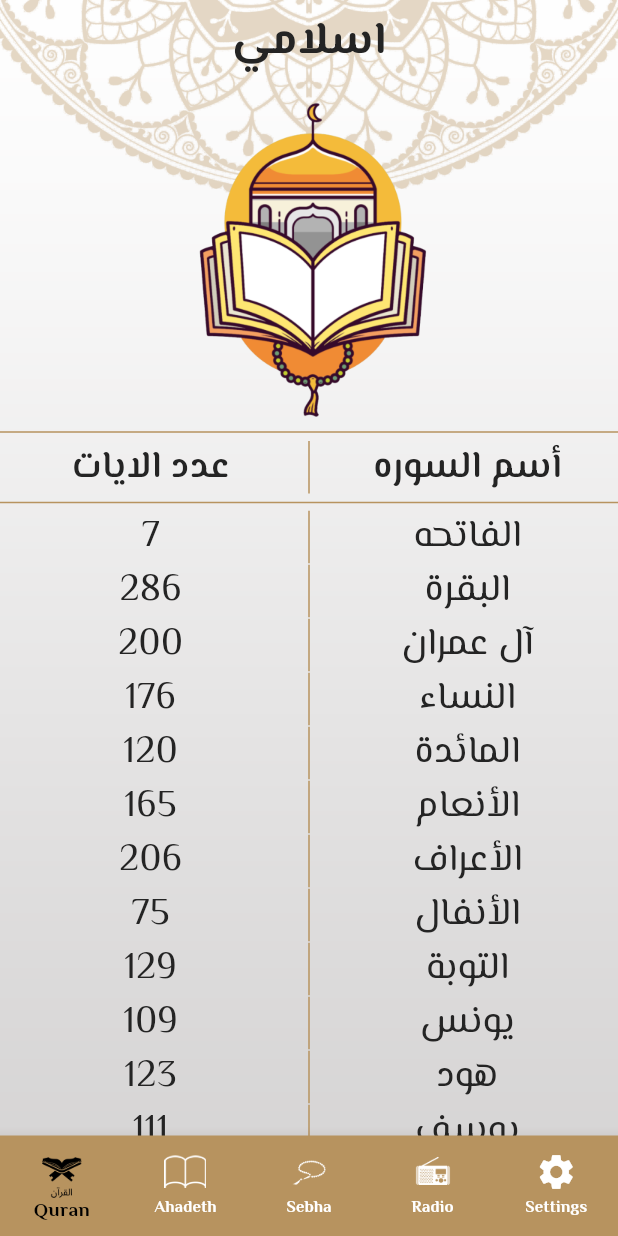
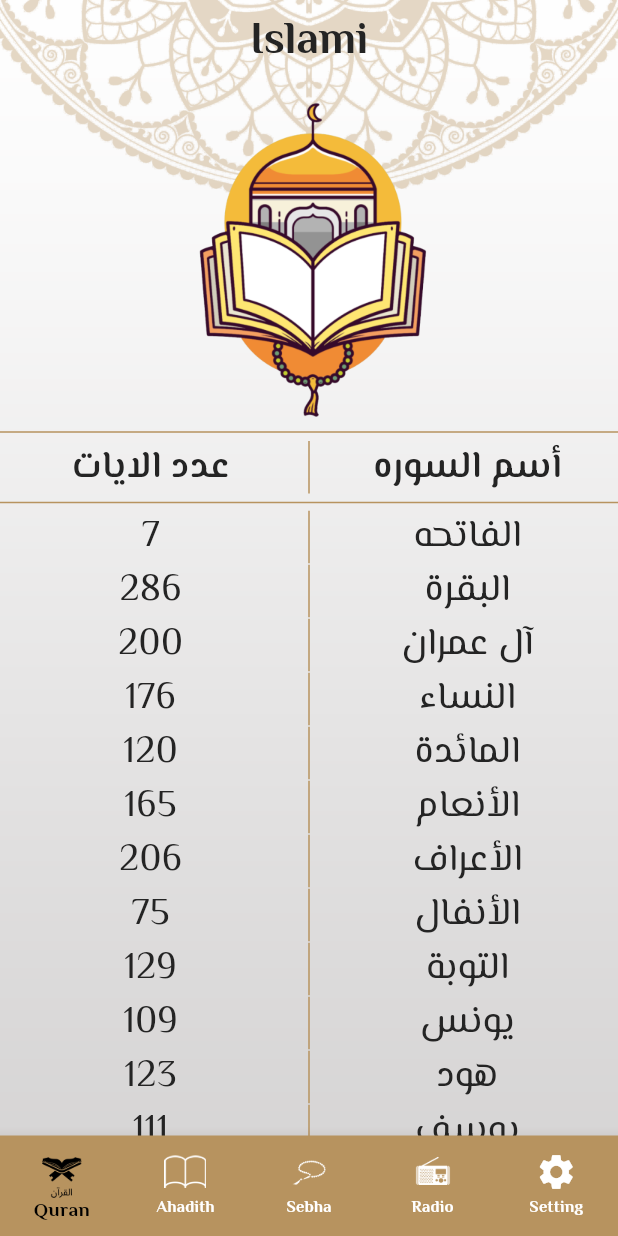
Before and after one commit to Waliedeltanany/Islami_App, a Flutter app: the screen it shows after launch, on a phone screen of 412 x 824 dp. Run offline on Flutter 3.47's test engine with Material 3 defaults, Android fonts, the light colour scheme and no system bars; generated files the repository leaves out were written again.

Commit message:
init Islamic App * adding splash view * adding layout view

```diff
--- /dev/null
+++ b/l10n.yaml
@@ -0,0 +1,3 @@
+arb-dir: lib/l10n
+template-arb-file: app_en.arb
+output-localization-file: app_localizations.dart
--- /dev/null
+++ b/lib/l10n/app_ar.arb
@@ -0,0 +1,8 @@
+{
+"islami": "اسلامي",
+"quran": "قراّن",
+"ahadith": "أحاديث",
+"sebha": "سبحه",
+"radio": "راديو",
+"setting": "الاعدادات",
+}
--- /dev/null
+++ b/lib/l10n/app_en.arb
@@ -0,0 +1,8 @@
+{
+"islami": "Islami",
+"quran": "Quran",
+"ahadith": "Ahadith",
+"sebha": "Sebha",
+"radio": "Radio",
+"setting": "Setting",
+}
--- a/lib/layout/layout_view.dart
+++ b/lib/layout/layout_view.dart
@@ -1,4 +1,5 @@
 import 'package:flutter/material.dart';
+import 'package:flutter_gen/gen_l10n/app_localizations.dart';
 import 'package:islamic_app/core/theme/application_theme.dart';
 import 'package:islamic_app/moduls/ahadith/ahadith_view.dart';
 import 'package:islamic_app/moduls/quran/quran_view.dart';
@@ -27,6 +28,9 @@ class _LayoutViewState extends State<LayoutView> {
 
   @override
   Widget build(BuildContext context) {
+    var theme = Theme.of(context);
+    var lang = AppLocalizations.of(context)!;
+
     return Container(
       decoration: const BoxDecoration(
           image: DecorationImage(
@@ -36,9 +40,7 @@ class _LayoutViewState extends State<LayoutView> {
       child: Scaffold(
         appBar: AppBar(
           centerTitle: true,
-          title: const Text(
-            "اسلامي",
-          ),
+          title: Text(lang.islami),
         ),
         body: screensList[selectedIndex],
         //Button Navigation bar: Buttons that appear below the screen body
@@ -53,33 +55,33 @@ class _LayoutViewState extends State<LayoutView> {
           backgroundColor: ApplicationThemeManager.primaryColor,
           //Items: List of buttons navigation bar items and it must contain at least two items
           items: [
-            const BottomNavigationBarItem(
+            BottomNavigationBarItem(
               icon: ImageIcon(
                 AssetImage("assets/icons/quran.png"),
               ),
-              label: "Quran",
+              label: lang.quran,
             ),
-            const BottomNavigationBarItem(
+            BottomNavigationBarItem(
               icon: ImageIcon(
                 AssetImage("assets/icons/quran-quran-svgrepo-com.png"),
               ),
-              label: "Ahadeth",
+              label: lang.ahadith,
             ),
-            const BottomNavigationBarItem(
+            BottomNavigationBarItem(
               icon: ImageIcon(
                 AssetImage("assets/icons/sebha.png"),
               ),
-              label: "Sebha",
+              label: lang.sebha,
             ),
-            const BottomNavigationBarItem(
+            BottomNavigationBarItem(
               icon: ImageIcon(
                 AssetImage("assets/icons/radio.png"),
               ),
-              label: "Radio",
+              label: lang.radio,
             ),
-            const BottomNavigationBarItem(
+            BottomNavigationBarItem(
               icon: Icon(Icons.settings),
-              label: "Settings",
+              label: lang.setting,
             ),
           ],
         ),
--- a/lib/main.dart
+++ b/lib/main.dart
@@ -1,4 +1,5 @@
 import 'package:flutter/material.dart';
+import 'package:flutter_gen/gen_l10n/app_localizations.dart';
 import 'package:islamic_app/core/theme/application_theme.dart';
 import 'package:islamic_app/layout/layout_view.dart';
 import 'package:islamic_app/moduls/ahadith/ahadith_details_view.dart';
@@ -25,6 +26,9 @@ class MyApp extends StatelessWidget {
     return MaterialApp(
       theme: ApplicationThemeManager.lightTheme,
       debugShowCheckedModeBanner: false,
+      locale: Locale("en"),
+      localizationsDelegates: AppLocalizations.localizationsDelegates,
+      supportedLocales: AppLocalizations.supportedLocales,
       initialRoute: SplashView.routeName,
       routes: {
         // Define your routes here (Callback function returns object from type SplashView)
--- a/lib/moduls/ahadith/ahadith_view.dart
+++ b/lib/moduls/ahadith/ahadith_view.dart
@@ -62,6 +62,7 @@ class _AhadithViewState extends State<AhadithView> {
       String bodyContent = singleHadithData.substring(indexLength + 1);
       HadithData hadithData =
           HadithData(title: title, bodyContent: bodyContent);
+      setState(() {});
       hadithDataList.add(hadithData);
     }
   }
--- a/lib/moduls/quran/quran_view.dart
+++ b/lib/moduls/quran/quran_view.dart
@@ -1,4 +1,5 @@
 import 'package:flutter/material.dart';
+import 'package:flutter_gen/gen_l10n/app_localizations.dart';
 import 'package:islamic_app/moduls/quran/quran_details_view.dart';
 import 'package:islamic_app/moduls/quran/widget/sora_title_widget.dart';
 
@@ -361,6 +362,7 @@ class _QuranViewState extends State<QuranView> {
   @override
   Widget build(BuildContext context) {
     var theme = Theme.of(context);
+    var lang = AppLocalizations.of(context)!;
 
     return Column(
       children: [
--- a/pubspec.yaml
+++ b/pubspec.yaml
@@ -18,6 +18,9 @@ dependencies:
 dev_dependencies:
   flutter_test:
     sdk: flutter
+  flutter_localizations:
+    sdk: flutter
+  intl: any
 
 
   flutter_lints: ^3.0.0
@@ -27,6 +30,7 @@ dev_dependencies:
 flutter:
 
   uses-material-design: true
+  generate: true
 
   assets:
     - assets/images/
```
Also changed, not shown: pubspec.lock.
